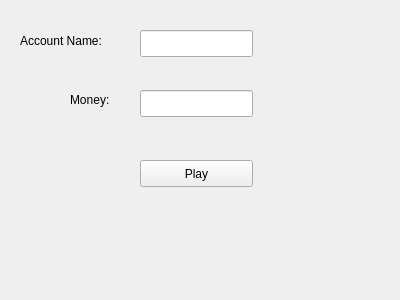
This is netb375_roulette/setprofile.ui in stanimirovv/NETB375_Roulette as Qt 5 draws it before an edit. The edited form follows.
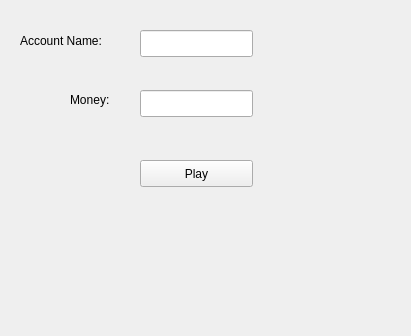
This is the edited form.

What changed in the file:
```diff
--- a/netb375_roulette/setprofile.ui
+++ b/netb375_roulette/setprofile.ui
@@ -6,8 +6,8 @@
    <rect>
     <x>0</x>
     <y>0</y>
-    <width>400</width>
-    <height>300</height>
+    <width>411</width>
+    <height>336</height>
    </rect>
   </property>
   <property name="windowTitle">
```
